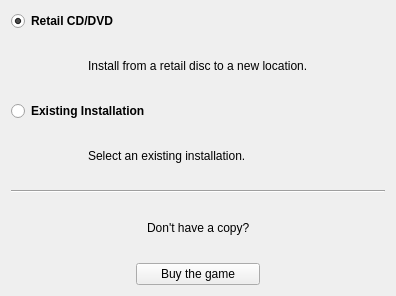
Qt form apps/wizard/ui/methodselectionpage.ui (sunhawken/openmw) before a commit.
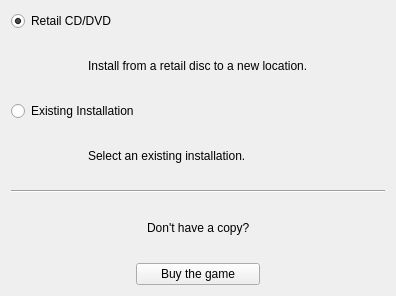
The same form after that commit.

Commit message: Do not use style sheets to set font

The edit to the form file:
```diff
--- a/apps/wizard/ui/methodselectionpage.ui
+++ b/apps/wizard/ui/methodselectionpage.ui
@@ -22,9 +22,6 @@
   <layout class="QVBoxLayout" name="verticalLayout">
    <item>
     <widget class="QRadioButton" name="retailDiscRadioButton">
-     <property name="styleSheet">
-      <string notr="true">font-weight:bold;</string>
-     </property>
      <property name="text">
       <string>Retail CD/DVD</string>
      </property>
@@ -81,9 +78,6 @@
    </item>
    <item>
     <widget class="QRadioButton" name="existingLocationRadioButton">
-     <property name="styleSheet">
-      <string notr="true">font-weight:bold</string>
-     </property>
      <property name="text">
       <string>Existing Installation</string>
      </property>
```
The commit also changes 1 other file.
